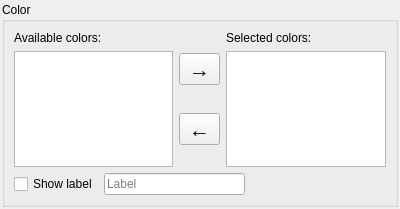
First picture: the form in gui/configurecolorwidget.ui, repository Soerboe/Urim, before the edit.
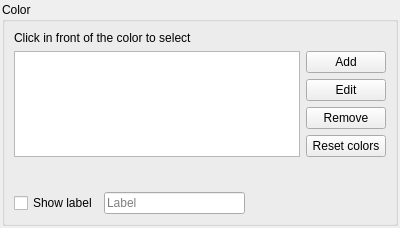
Second picture: the form after the edit.

Commit message:
Change color selection handling
- Can add, edit and remove colors
- Saves colors to settings
- Only one color view

What changed in the file:
```diff
--- a/gui/configurecolorwidget.ui
+++ b/gui/configurecolorwidget.ui
@@ -33,23 +33,24 @@
      </property>
      <layout class="QVBoxLayout" name="verticalLayout_4">
       <item>
-       <layout class="QHBoxLayout" name="horizontalLayout">
-        <item>
-         <layout class="QVBoxLayout" name="verticalLayout_2">
-          <item>
            <widget class="QLabel" name="label">
             <property name="text">
-             <string>Available colors:</string>
+         <string>Click in front of the color to select</string>
             </property>
            </widget>
           </item>
           <item>
-           <widget class="QTreeWidget" name="availableColorsWidget">
+       <layout class="QHBoxLayout" name="horizontalLayout">
+        <property name="bottomMargin">
+         <number>9</number>
+        </property>
+        <item>
+         <widget class="QTreeWidget" name="colorsWidget">
             <property name="editTriggers">
              <set>QAbstractItemView::NoEditTriggers</set>
             </property>
             <property name="selectionMode">
-             <enum>QAbstractItemView::ExtendedSelection</enum>
+           <enum>QAbstractItemView::SingleSelection</enum>
             </property>
             <property name="indentation">
              <number>0</number>
@@ -57,6 +58,9 @@
             <property name="rootIsDecorated">
              <bool>false</bool>
             </property>
+          <property name="sortingEnabled">
+           <bool>true</bool>
+          </property>
             <attribute name="headerVisible">
              <bool>false</bool>
             </attribute>
@@ -66,74 +70,51 @@
              </property>
             </column>
            </widget>
-          </item>
-         </layout>
         </item>
         <item>
          <layout class="QVBoxLayout" name="verticalLayout">
           <item>
-           <widget class="QToolButton" name="selectColorButton">
-            <property name="font">
-             <font>
-              <pointsize>16</pointsize>
-             </font>
-            </property>
+           <widget class="QPushButton" name="addColorButton">
             <property name="text">
-             <string notr="true">→</string>
+             <string>Add</string>
             </property>
            </widget>
           </item>
           <item>
-           <widget class="QToolButton" name="deselectColorButton">
-            <property name="font">
-             <font>
-              <pointsize>16</pointsize>
-             </font>
-            </property>
+           <widget class="QPushButton" name="editColorButton">
             <property name="text">
-             <string notr="true">←</string>
+             <string>Edit</string>
             </property>
            </widget>
           </item>
-         </layout>
-        </item>
         <item>
-         <layout class="QVBoxLayout" name="verticalLayout_3">
-          <item>
-           <widget class="QLabel" name="label_2">
+           <widget class="QPushButton" name="removeColorButton">
             <property name="text">
-             <string>Selected colors:</string>
+             <string>Remove</string>
             </property>
            </widget>
           </item>
           <item>
-           <widget class="QTreeWidget" name="selectedColorsWidget">
-            <property name="editTriggers">
-             <set>QAbstractItemView::NoEditTriggers</set>
-            </property>
-            <property name="selectionMode">
-             <enum>QAbstractItemView::ExtendedSelection</enum>
-            </property>
-            <property name="indentation">
-             <number>0</number>
-            </property>
-            <property name="rootIsDecorated">
-             <bool>false</bool>
-            </property>
-            <attribute name="headerVisible">
-             <bool>false</bool>
-            </attribute>
-            <column>
+           <widget class="QPushButton" name="resetColorsButton">
              <property name="text">
-              <string notr="true">1</string>
-             </property>
-            </column>
+             <string>Reset colors</string>
+            </property>
            </widget>
           </item>
          </layout>
         </item>
        </layout>
       </item>
+      <item>
+       <widget class="QLabel" name="selectedColorsLabel">
+        <property name="text">
+         <string/>
+        </property>
+        <property name="wordWrap">
+         <bool>true</bool>
+        </property>
+       </widget>
+      </item>
       <item>
        <layout class="QHBoxLayout" name="horizontalLayout_2">
         <item>
```
Lines whose indentation alone changed are shown as unchanged. The commit also changes 12 other files.
